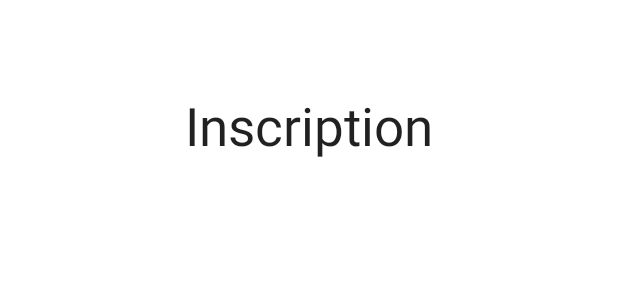
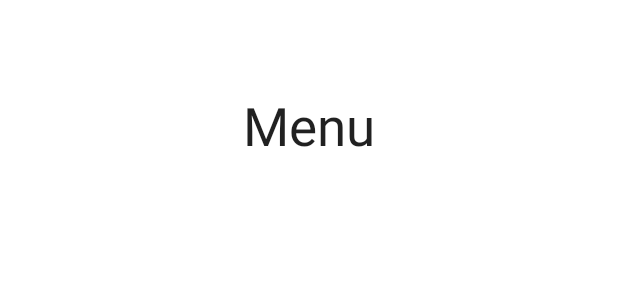
Before and after one commit to haikelJebahi/ANDROID-LudiqueSchool, an Android app: the layout activity_page_menu.xml on its own in the app's theme, with its tools: preview values and no code run, on a phone screen of 412 x 824 dp. Shown: the top 300 px of the screen. Run offline under Robolectric (Android 15) with nearby library versions, the light colour scheme and no system bars.

Commit message:
Page de connexion + page menu

```diff
--- a/app/src/main/AndroidManifest.xml
+++ b/app/src/main/AndroidManifest.xml
@@ -16,6 +16,9 @@
             android:name=".PageInscription"
             android:parentActivityName=".MainActivity">
         </activity>
+        <activity
+            android:name=".PageMenu">
+        </activity>
         <activity android:name=".MainActivity">
             <intent-filter>
                 <action android:name="android.intent.action.MAIN" />
--- a/app/src/main/res/layout/activity_page_connexion.xml
+++ b/app/src/main/res/layout/activity_page_connexion.xml
@@ -11,7 +11,7 @@ tools:context=".PageConnexion">
     android:layout_width="match_parent"
     android:layout_height="wrap_content"
     android:layout_marginTop="60dp"
-    android:text="Connexion"
+    android:text="@string/connexion"
     android:textSize="35dp"
     android:textAlignment="center"
     android:textAppearance="@style/Base.TextAppearance.AppCompat.Headline" />
--- a/app/src/main/res/layout/activity_page_inscription.xml
+++ b/app/src/main/res/layout/activity_page_inscription.xml
@@ -11,7 +11,7 @@
         android:layout_width="match_parent"
         android:layout_height="wrap_content"
         android:layout_marginTop="60dp"
-        android:text="Inscription"
+        android:text="@string/inscription"
         android:textSize="35dp"
         android:textAlignment="center"
         android:textAppearance="@style/Base.TextAppearance.AppCompat.Headline" />
--- a/app/src/main/res/layout/activity_page_menu.xml
+++ b/app/src/main/res/layout/activity_page_menu.xml
@@ -4,14 +4,14 @@
     xmlns:tools="http://schemas.android.com/tools"
     android:layout_width="match_parent"
     android:layout_height="match_parent"
-    tools:context=".PageInscription">
+    tools:context=".PageMenu">
 
 
     <TextView
         android:layout_width="match_parent"
         android:layout_height="wrap_content"
         android:layout_marginTop="60dp"
-        android:text="Inscription"
+        android:text="@string/menu"
         android:textSize="35dp"
         android:textAlignment="center"
         android:textAppearance="@style/Base.TextAppearance.AppCompat.Headline" />
--- a/app/src/main/res/values/strings.xml
+++ b/app/src/main/res/values/strings.xml
@@ -20,4 +20,5 @@
     <string name="authentifiicationerreur">Authentication failed</string>
     <string name="creationuseremailreussi">createUserWithEmail:success</string>
     <string name="creationuseremailerreur">createUserWithEmail:failed</string>
+    <string name="menu">Menu</string>
 </resources>
```
Also changed, not shown: app/src/main/java/com/example/ludiqueschool/PageConnexion.java (+4 -4 lines), 1 other file.
